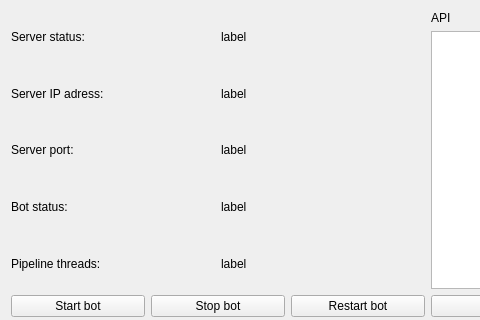
Qt form archbucket-desktop/gui/mainform.ui (explosion204/archbucket) before a commit; both pictures show x 0 to 480 and y 0 to 320 of the 855 by 639 pixel window.
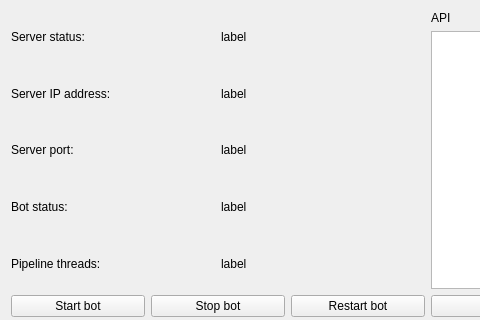
The same form after that commit.

```diff
--- a/archbucket-desktop/gui/mainform.ui
+++ b/archbucket-desktop/gui/mainform.ui
@@ -42,7 +42,7 @@
             </sizepolicy>
            </property>
            <property name="text">
-            <string>Server IP adress:</string>
+            <string>Server IP address:</string>
            </property>
           </widget>
          </item>
```
Left out of the diff: 10 changed lines with no effect on the pictures.
